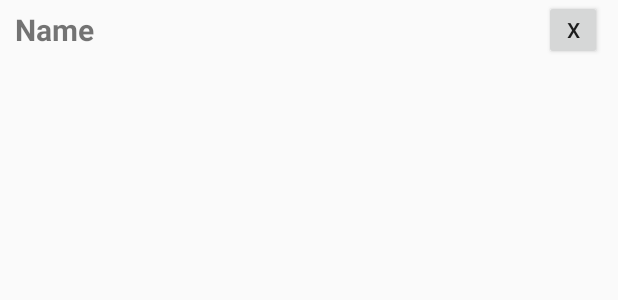
After one commit to lilching/washu-gains-app, an Android app: the layout added_exercise_row.xml on its own in the app's theme, with its tools: preview values and no code run, on a phone screen of 412 x 824 dp. The commit adds this screen. Shown: the top 300 px of the screen. Run offline under Robolectric (Android 15) with nearby library versions, the phone set to English and light mode, and no system bars; Roboto replaces fonts that are not available here.

Commit message:
very close to getting the list of exercises but sadly not

```diff
--- a/app/src/main/java/com/example/washugains/Adapter/FoodAddedAdapter.kt
+++ b/app/src/main/java/com/example/washugains/Adapter/FoodAddedAdapter.kt
@@ -39,6 +39,7 @@ class FoodAddedViewHolder(inflater: LayoutInflater, parent: ViewGroup) :
         fat.text="Fat: "+food.fat+"g"
         if(uid!=null) {
             deleteButton.setOnClickListener {
+                println(food.id + "food id bitch")
                 db.collection("users").document(uid).collection("dates")
                     .document(currentDate).collection("foodAdded").document(food.id).delete()
                     .addOnSuccessListener {
@@ -60,7 +61,9 @@ class FoodAddedViewHolder(inflater: LayoutInflater, parent: ViewGroup) :
                                         carb,
                                         fat,
                                        sugar,
-                                    protein)
+                                    protein,
+                                        dailyData.caloriesBurned
+                                        )
                                     db.collection("users").document(uid).collection("dates")
                                         .document(currentDate).set(dailyData)
                                 }
--- a/app/src/main/java/com/example/washugains/DataClass/Exercise.kt
+++ b/app/src/main/java/com/example/washugains/DataClass/Exercise.kt
@@ -2,5 +2,7 @@ package com.example.washugains.DataClass
 
 data class Exercise (
     val activity : String = "",
-    val met : Int = -1
+    val met : Int = -1,
+    var id:String="",
+    var calories: Int = 0
 )
--- a/app/src/main/java/com/example/washugains/Fragment/ProgressFragments/AddedFoodFragment.kt
+++ b/app/src/main/java/com/example/washugains/Fragment/ProgressFragments/AddedFoodFragment.kt
@@ -52,11 +52,5 @@ class AddedFoodFragment: Fragment() {
             foodList.addAll(foodItems)
             adapter.notifyDataSetChanged()
         })
-
-
-
-
-
-
     }
 }
--- /dev/null
+++ b/app/src/main/res/layout/added_exercise_row.xml
@@ -0,0 +1,32 @@
+<?xml version="1.0" encoding="utf-8"?>
+<RelativeLayout xmlns:android="http://schemas.android.com/apk/res/android"
+    android:layout_width="match_parent"
+    android:layout_height="match_parent">
+    <LinearLayout
+        android:layout_width="fill_parent"
+        android:layout_height="40dp"
+        android:orientation="horizontal"
+        android:paddingHorizontal="10dp"
+
+        >
+        <TextView
+            android:id="@+id/exerciseAddedNameText"
+            android:layout_width="0dp"
+            android:layout_weight="0.9"
+            android:layout_height="wrap_content"
+            android:text="Name"
+            android:layout_gravity="center"
+            android:textSize="20dp"
+            android:textStyle="bold"
+            />
+        <Button
+            android:id="@+id/deleteExerciseButton"
+            android:layout_width="0dp"
+            android:layout_gravity="end"
+            android:layout_weight="0.1"
+            android:layout_height="wrap_content"
+            style="@style/Widget.AppCompat.Button.Small"
+            android:text="x"
+            />
+    </LinearLayout>
+</RelativeLayout>
```
Also changed, not shown: app/src/main/java/com/example/washugains/Adapter/ExerciseAdapter.kt (+6 -1 lines), app/src/main/java/com/example/washugains/Adapter/ExerciseAddedAdapter.kt (added, +82 -0 lines), app/src/main/java/com/example/washugains/ExerciseAddedModel/ExerciseAddedRepository.kt (added, +36 -0 lines), app/src/main/java/com/example/washugains/ExerciseAddedModel/ExerciseAddedViewModel.kt (added, +31 -0 lines), app/src/main/java/com/example/washugains/Fragment/ProgressFragments/AddedExerciseFragment.kt (+54 -1 lines).
